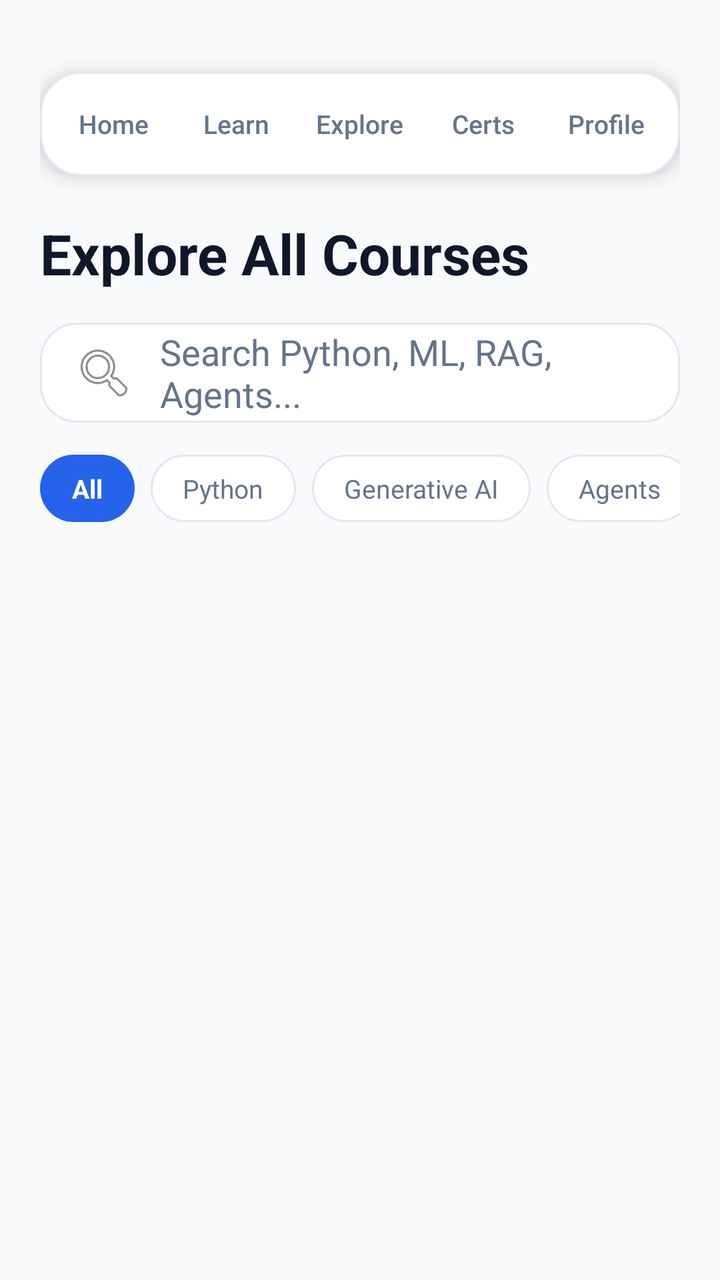
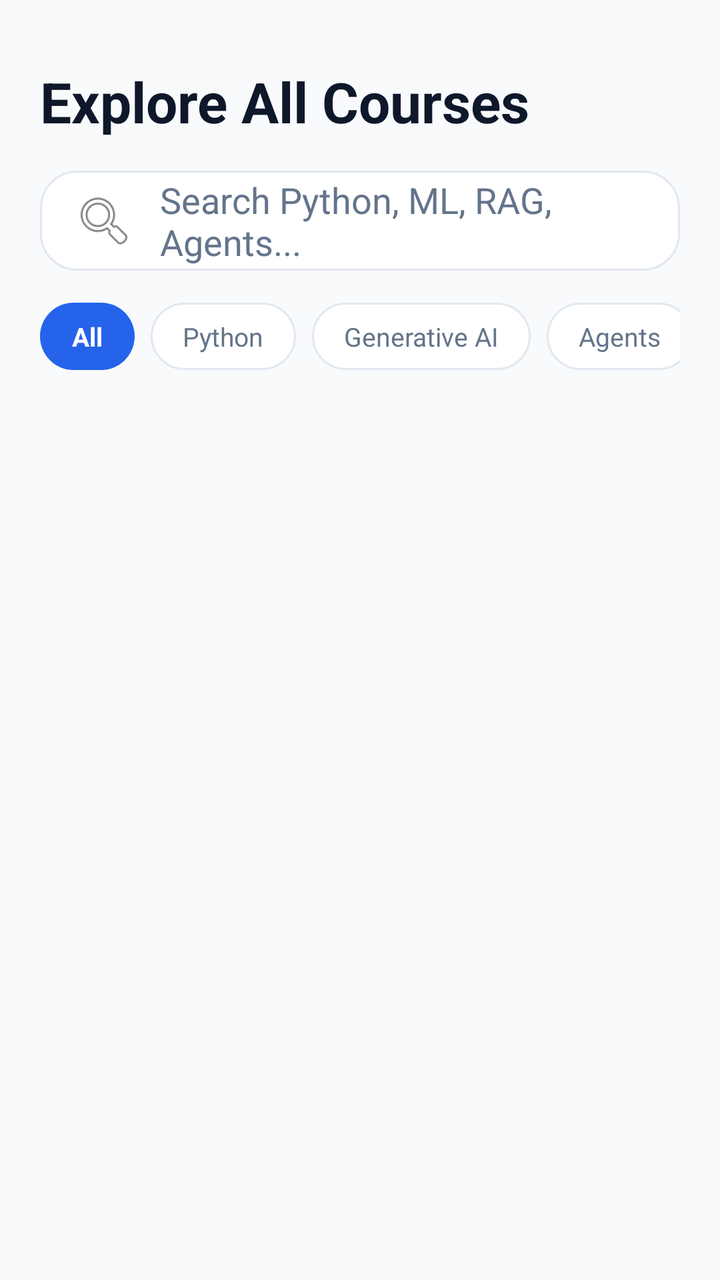

Screens rendered from an Android XML layout before and after an edit, with the pre-edit source and the edit as a unified diff.
<!-- AndroidManifest.xml: application theme Theme.CertifAI -->
<!-- res/layout/fragment_explore.xml -->
<?xml version="1.0" encoding="utf-8"?>
<androidx.constraintlayout.widget.ConstraintLayout xmlns:android="http://schemas.android.com/apk/res/android"
    xmlns:app="http://schemas.android.com/apk/res-auto"
    xmlns:tools="http://schemas.android.com/tools"
    android:layout_width="match_parent"
    android:layout_height="match_parent"
    android:background="@color/bg_light"
    android:padding="20dp">

    <include
        android:id="@+id/includeTopNav"
        layout="@layout/view_top_nav"
        android:layout_width="0dp"
        android:layout_height="52dp"
        android:layout_marginTop="16dp"
        app:layout_constraintEnd_toEndOf="parent"
        app:layout_constraintStart_toStartOf="parent"
        app:layout_constraintTop_toTopOf="parent" />

    <TextView
        android:id="@+id/tvTitle"
        android:layout_width="0dp"
        android:layout_height="wrap_content"
        android:layout_marginTop="20dp"
        android:text="Explore All Courses"
        android:textColor="@color/text_primary_light"
        android:textSize="28sp"
        android:textStyle="bold"
        app:layout_constraintEnd_toEndOf="parent"
        app:layout_constraintStart_toStartOf="parent"
        app:layout_constraintTop_toBottomOf="@id/includeTopNav" />

    <EditText
        android:id="@+id/etSearch"
        android:layout_width="0dp"
        android:layout_height="50dp"
        android:layout_marginTop="16dp"
        android:autofillHints="name"
        android:background="@drawable/bg_card_surface"
        android:drawableStart="@android:drawable/ic_menu_search"
        android:drawablePadding="12dp"
        android:hint="Search Python, ML, RAG, Agents..."
        android:paddingHorizontal="16dp"
        android:textColor="@color/text_primary_light"
        android:textColorHint="@color/text_secondary_light"
        app:layout_constraintEnd_toEndOf="parent"
        app:layout_constraintStart_toStartOf="parent"
        app:layout_constraintTop_toBottomOf="@id/tvTitle" />

    <HorizontalScrollView
        android:id="@+id/hsvFilters"
        android:layout_width="0dp"
        android:layout_height="wrap_content"
        android:layout_marginTop="16dp"
        android:scrollbars="none"
        app:layout_constraintEnd_toEndOf="parent"
        app:layout_constraintStart_toStartOf="parent"
        app:layout_constraintTop_toBottomOf="@id/etSearch">

        <LinearLayout
            android:layout_width="wrap_content"
            android:layout_height="wrap_content"
            android:orientation="horizontal">

            <TextView
                android:layout_width="wrap_content"
                android:layout_height="wrap_content"
                android:layout_marginEnd="8dp"
                android:background="@drawable/bg_chip_selected"
                android:paddingHorizontal="16dp"
                android:paddingVertical="8dp"
                android:text="All"
                android:textColor="@color/white"
                android:textSize="13sp"
                android:textStyle="bold" />

            <TextView
                android:layout_width="wrap_content"
                android:layout_height="wrap_content"
                android:layout_marginEnd="8dp"
                android:background="@drawable/bg_chip_unselected"
                android:paddingHorizontal="16dp"
                android:paddingVertical="8dp"
                android:text="Python"
                android:textColor="@color/text_secondary_light"
                android:textSize="13sp" />

            <TextView
                android:layout_width="wrap_content"
                android:layout_height="wrap_content"
                android:layout_marginEnd="8dp"
                android:background="@drawable/bg_chip_unselected"
                android:paddingHorizontal="16dp"
                android:paddingVertical="8dp"
                android:text="Generative AI"
                android:textColor="@color/text_secondary_light"
                android:textSize="13sp" />

            <TextView
                android:layout_width="wrap_content"
                android:layout_height="wrap_content"
                android:background="@drawable/bg_chip_unselected"
                android:paddingHorizontal="16dp"
                android:paddingVertical="8dp"
                android:text="Agents"
                android:textColor="@color/text_secondary_light"
                android:textSize="13sp" />

        </LinearLayout>
    </HorizontalScrollView>

    
    <androidx.recyclerview.widget.RecyclerView
        android:id="@+id/rvExploreCourses"
        android:layout_width="0dp"
        android:layout_height="0dp"
        android:layout_marginTop="16dp"
        android:clipToPadding="false"
        android:paddingBottom="24dp"
        app:layout_constraintBottom_toBottomOf="parent"
        app:layout_constraintEnd_toEndOf="parent"
        app:layout_constraintStart_toStartOf="parent"
        app:layout_constraintTop_toBottomOf="@id/hsvFilters"
        tools:listitem="@layout/item_course_carousel" />

</androidx.constraintlayout.widget.ConstraintLayout>
<!-- res/layout/view_top_nav.xml (included above) -->
<?xml version="1.0" encoding="utf-8"?>
<LinearLayout xmlns:android="http://schemas.android.com/apk/res/android"
    android:id="@+id/llTopNavTabs"
    android:layout_width="match_parent"
    android:layout_height="52dp"
    android:background="@drawable/bg_glossy_surface"
    android:elevation="6dp"
    android:gravity="center"
    android:orientation="horizontal"
    android:padding="6dp">

    <TextView
        android:id="@+id/tabHome"
        android:layout_width="0dp"
        android:layout_height="match_parent"
        android:layout_weight="1"
        android:fontFamily="sans-serif-medium"
        android:gravity="center"
        android:text="Home"
        android:textColor="@color/text_secondary_light"
        android:textSize="13sp" />

    <TextView
        android:id="@+id/tabLearn"
        android:layout_width="0dp"
        android:layout_height="match_parent"
        android:layout_weight="1"
        android:fontFamily="sans-serif-medium"
        android:gravity="center"
        android:text="Learn"
        android:textColor="@color/text_secondary_light"
        android:textSize="13sp" />

    <TextView
        android:id="@+id/tabExplore"
        android:layout_width="0dp"
        android:layout_height="match_parent"
        android:layout_weight="1"
        android:fontFamily="sans-serif-medium"
        android:gravity="center"
        android:text="Explore"
        android:textColor="@color/text_secondary_light"
        android:textSize="13sp" />

    <TextView
        android:id="@+id/tabCertificates"
        android:layout_width="0dp"
        android:layout_height="match_parent"
        android:layout_weight="1"
        android:fontFamily="sans-serif-medium"
        android:gravity="center"
        android:text="Certs"
        android:textColor="@color/text_secondary_light"
        android:textSize="13sp" />

    <TextView
        android:id="@+id/tabProfile"
        android:layout_width="0dp"
        android:layout_height="match_parent"
        android:layout_weight="1"
        android:fontFamily="sans-serif-medium"
        android:gravity="center"
        android:text="Profile"
        android:textColor="@color/text_secondary_light"
        android:textSize="13sp" />
</LinearLayout>
<!-- res/layout/item_course_carousel.xml (included above) -->
<?xml version="1.0" encoding="utf-8"?>
<androidx.cardview.widget.CardView xmlns:android="http://schemas.android.com/apk/res/android"
    xmlns:app="http://schemas.android.com/apk/res-auto"
    xmlns:tools="http://schemas.android.com/tools"
    android:layout_width="match_parent"
    android:layout_height="350dp"
    android:layout_marginHorizontal="16dp"
    android:layout_marginVertical="24dp"
    app:cardBackgroundColor="@color/surface_light"
    app:cardCornerRadius="28dp"
    app:cardElevation="0dp">

    <androidx.constraintlayout.widget.ConstraintLayout
        android:layout_width="match_parent"
        android:layout_height="match_parent"
        android:background="@drawable/bg_card_surface"
        android:padding="24dp">

        
        <TextView
            android:id="@+id/tvStageBadge"
            android:layout_width="wrap_content"
            android:layout_height="wrap_content"
            android:background="@drawable/bg_chip_selected"
            android:paddingHorizontal="14dp"
            android:paddingVertical="6dp"
            android:text="Stage 2 of 10"
            android:textColor="@color/white"
            android:textSize="12sp"
            android:textStyle="bold"
            app:layout_constraintStart_toStartOf="parent"
            app:layout_constraintTop_toTopOf="parent" />

        
        <TextView
            android:id="@+id/tvRating"
            android:layout_width="wrap_content"
            android:layout_height="wrap_content"
            android:background="#102563EB"
            android:paddingHorizontal="12dp"
            android:paddingVertical="6dp"
            android:text="★ 4.9"
            android:textColor="@color/electric_blue"
            android:textSize="12sp"
            android:textStyle="bold"
            app:layout_constraintEnd_toEndOf="parent"
            app:layout_constraintTop_toTopOf="parent" />

        
        <TextView
            android:id="@+id/tvCourseTitle"
            android:layout_width="0dp"
            android:layout_height="wrap_content"
            android:layout_marginTop="20dp"
            android:text="Python for AI &amp; Automation"
            android:textColor="@color/text_primary_light"
            android:textSize="24sp"
            android:textStyle="bold"
            app:layout_constraintEnd_toEndOf="parent"
            app:layout_constraintStart_toStartOf="parent"
            app:layout_constraintTop_toBottomOf="@id/tvStageBadge" />

        
        <LinearLayout
            android:id="@+id/llMetadata"
            android:layout_width="0dp"
            android:layout_height="wrap_content"
            android:layout_marginTop="12dp"
            android:orientation="horizontal"
            app:layout_constraintEnd_toEndOf="parent"
            app:layout_constraintStart_toStartOf="parent"
            app:layout_constraintTop_toBottomOf="@id/tvCourseTitle">

            <TextView
                android:id="@+id/tvCategory"
                android:layout_width="wrap_content"
                android:layout_height="wrap_content"
                android:layout_marginEnd="8dp"
                android:background="#102563EB"
                android:paddingHorizontal="10dp"
                android:paddingVertical="4dp"
                android:text="Python"
                android:textColor="@color/electric_blue"
                android:textSize="12sp"
                android:textStyle="bold" />

            <TextView
                android:id="@+id/tvLevel"
                android:layout_width="wrap_content"
                android:layout_height="wrap_content"
                android:layout_marginEnd="8dp"
                android:background="@color/border_light"
                android:paddingHorizontal="10dp"
                android:paddingVertical="4dp"
                android:text="Beginner"
                android:textColor="@color/text_secondary_light"
                android:textSize="12sp" />

            <TextView
                android:id="@+id/tvDuration"
                android:layout_width="wrap_content"
                android:layout_height="wrap_content"
                android:background="@color/border_light"
                android:paddingHorizontal="10dp"
                android:paddingVertical="4dp"
                android:text="12 Hours"
                android:textColor="@color/text_secondary_light"
                android:textSize="12sp" />
        </LinearLayout>

        
        <TextView
            android:id="@+id/tvDescription"
            android:layout_width="0dp"
            android:layout_height="wrap_content"
            android:layout_marginTop="16dp"
            android:ellipsize="end"
            android:maxLines="3"
            android:text="Master Python fundamentals, modules, functions, API calls, and automated scripting designed specifically for AI workflows."
            android:textColor="@color/text_secondary_light"
            android:textSize="14sp"
            app:layout_constraintEnd_toEndOf="parent"
            app:layout_constraintStart_toStartOf="parent"
            app:layout_constraintTop_toBottomOf="@id/llMetadata" />

        
        <LinearLayout
            android:id="@+id/llProgress"
            android:layout_width="0dp"
            android:layout_height="wrap_content"
            android:layout_marginTop="20dp"
            android:orientation="vertical"
            app:layout_constraintEnd_toEndOf="parent"
            app:layout_constraintStart_toStartOf="parent"
            app:layout_constraintTop_toBottomOf="@id/tvDescription">

            <LinearLayout
                android:layout_width="match_parent"
                android:layout_height="wrap_content"
                android:orientation="horizontal">

                <TextView
                    android:layout_width="0dp"
                    android:layout_height="wrap_content"
                    android:layout_weight="1"
                    android:text="Course Progress"
                    android:textColor="@color/text_secondary_light"
                    android:textSize="12sp" />

                <TextView
                    android:id="@+id/tvProgressPercent"
                    android:layout_width="wrap_content"
                    android:layout_height="wrap_content"
                    android:text="65%"
                    android:textColor="@color/electric_blue"
                    android:textSize="12sp"
                    android:textStyle="bold" />
            </LinearLayout>

            <ProgressBar
                android:id="@+id/pbProgress"
                style="@android:style/Widget.ProgressBar.Horizontal"
                android:layout_width="match_parent"
                android:layout_height="8dp"
                android:layout_marginTop="6dp"
                android:max="100"
                android:progress="65"
                android:progressDrawable="@drawable/bg_primary_button" />
        </LinearLayout>

        
        <Button
            android:id="@+id/btnStartCourse"
            android:layout_width="0dp"
            android:layout_height="52dp"
            android:background="@drawable/bg_primary_button"
            android:text="▶  Resume Learning"
            android:textAllCaps="false"
            android:textColor="@color/white"
            android:textSize="16sp"
            android:textStyle="bold"
            app:backgroundTint="@null"
            app:layout_constraintBottom_toBottomOf="parent"
            app:layout_constraintEnd_toEndOf="parent"
            app:layout_constraintStart_toStartOf="parent" />

    </androidx.constraintlayout.widget.ConstraintLayout>
</androidx.cardview.widget.CardView>
<!-- resources referenced by this layout -->
<resources>
  <color name="bg_light">#F8FAFC</color>
  <color name="border_light">#E2E8F0</color>
  <color name="electric_blue">#2563EB</color>
  <color name="surface_light">#FFFFFF</color>
  <color name="text_primary_light">#0F172A</color>
  <color name="text_secondary_light">#64748B</color>
  <color name="white">#FFFFFFFF</color>
  <!-- drawable bg_card_surface (drawable) -->
  <?xml version="1.0" encoding="utf-8"?>
  <shape xmlns:android="http://schemas.android.com/apk/res/android"
      android:shape="rectangle">
      <solid android:color="@color/surface_light" />
      <corners android:radius="18dp" />
      <stroke
          android:width="1dp"
          android:color="@color/border_light" />
  </shape>
  <!-- drawable bg_chip_selected (drawable) -->
  <?xml version="1.0" encoding="utf-8"?>
  <shape xmlns:android="http://schemas.android.com/apk/res/android"
      android:shape="rectangle">
      <solid android:color="@color/electric_blue" />
      <corners android:radius="20dp" />
  </shape>
  <!-- drawable bg_chip_unselected (drawable) -->
  <?xml version="1.0" encoding="utf-8"?>
  <shape xmlns:android="http://schemas.android.com/apk/res/android"
      android:shape="rectangle">
      <solid android:color="@color/surface_light" />
      <stroke
          android:width="1dp"
          android:color="@color/border_light" />
      <corners android:radius="20dp" />
  </shape>
  <!-- drawable bg_glossy_surface (drawable) -->
  <?xml version="1.0" encoding="utf-8"?>
  <shape xmlns:android="http://schemas.android.com/apk/res/android"
      android:shape="rectangle">
      <solid android:color="@color/surface_light" />
      <corners android:radius="20dp" />
      <stroke
          android:width="1dp"
          android:color="@color/border_light" />
  </shape>
  <!-- drawable bg_primary_button (drawable) -->
  <?xml version="1.0" encoding="utf-8"?>
  <shape xmlns:android="http://schemas.android.com/apk/res/android"
      android:shape="rectangle">
      <gradient
          android:angle="45"
          android:endColor="@color/cyan_accent"
          android:startColor="@color/electric_blue" />
      <corners android:radius="16dp" />
  </shape>
  <style name="Theme.CertifAI" parent="Base.Theme.CertifAI" />
  <color name="cyan_accent">#06B6D4</color>
  <style name="Base.Theme.CertifAI" parent="Theme.Material3.DayNight.NoActionBar">
          <item name="colorPrimary">@color/electric_blue</item>
          <item name="colorOnPrimary">@color/white</item>
          <item name="colorSecondary">@color/cyan_accent</item>
          <item name="android:statusBarColor">@color/bg_light</item>
          <item name="android:windowLightStatusBar">true</item>
          <item name="android:windowBackground">@color/bg_light</item>
      </style>
</resources>

<!-- the commit's change to res/layout/fragment_explore.xml (unified diff, before → after) -->
@@ -7,28 +7,18 @@
     android:background="@color/bg_light"
     android:padding="20dp">
 
-    <include
-        android:id="@+id/includeTopNav"
-        layout="@layout/view_top_nav"
-        android:layout_width="0dp"
-        android:layout_height="52dp"
-        android:layout_marginTop="16dp"
-        app:layout_constraintEnd_toEndOf="parent"
-        app:layout_constraintStart_toStartOf="parent"
-        app:layout_constraintTop_toTopOf="parent" />
-
     <TextView
         android:id="@+id/tvTitle"
         android:layout_width="0dp"
         android:layout_height="wrap_content"
-        android:layout_marginTop="20dp"
+        android:layout_marginTop="12dp"
         android:text="Explore All Courses"
         android:textColor="@color/text_primary_light"
         android:textSize="28sp"
         android:textStyle="bold"
         app:layout_constraintEnd_toEndOf="parent"
         app:layout_constraintStart_toStartOf="parent"
-        app:layout_constraintTop_toBottomOf="@id/includeTopNav" />
+        app:layout_constraintTop_toTopOf="parent" />
 
     <EditText
         android:id="@+id/etSearch"
@@ -124,73 +114,6 @@
         tools:listitem="@layout/item_course_carousel" />
 
 </androidx.constraintlayout.widget.ConstraintLayout>
-<!-- res/layout/view_top_nav.xml (included above) -->
-<?xml version="1.0" encoding="utf-8"?>
-<LinearLayout xmlns:android="http://schemas.android.com/apk/res/android"
-    android:id="@+id/llTopNavTabs"
-    android:layout_width="match_parent"
-    android:layout_height="52dp"
-    android:background="@drawable/bg_glossy_surface"
-    android:elevation="6dp"
-    android:gravity="center"
-    android:orientation="horizontal"
-    android:padding="6dp">
-
-    <TextView
-        android:id="@+id/tabHome"
-        android:layout_width="0dp"
-        android:layout_height="match_parent"
-        android:layout_weight="1"
-        android:fontFamily="sans-serif-medium"
-        android:gravity="center"
-        android:text="Home"
-        android:textColor="@color/text_secondary_light"
-        android:textSize="13sp" />
-
-    <TextView
-        android:id="@+id/tabLearn"
-        android:layout_width="0dp"
-        android:layout_height="match_parent"
-        android:layout_weight="1"
-        android:fontFamily="sans-serif-medium"
-        android:gravity="center"
-        android:text="Learn"
-        android:textColor="@color/text_secondary_light"
-        android:textSize="13sp" />
-
-    <TextView
-        android:id="@+id/tabExplore"
-        android:layout_width="0dp"
-        android:layout_height="match_parent"
-        android:layout_weight="1"
-        android:fontFamily="sans-serif-medium"
-        android:gravity="center"
-        android:text="Explore"
-        android:textColor="@color/text_secondary_light"
-        android:textSize="13sp" />
-
-    <TextView
-        android:id="@+id/tabCertificates"
-        android:layout_width="0dp"
-        android:layout_height="match_parent"
-        android:layout_weight="1"
-        android:fontFamily="sans-serif-medium"
-        android:gravity="center"
-        android:text="Certs"
-        android:textColor="@color/text_secondary_light"
-        android:textSize="13sp" />
-
-    <TextView
-        android:id="@+id/tabProfile"
-        android:layout_width="0dp"
-        android:layout_height="match_parent"
-        android:layout_weight="1"
-        android:fontFamily="sans-serif-medium"
-        android:gravity="center"
-        android:text="Profile"
-        android:textColor="@color/text_secondary_light"
-        android:textSize="13sp" />
-</LinearLayout>
 <!-- res/layout/item_course_carousel.xml (included above) -->
 <?xml version="1.0" encoding="utf-8"?>
 <androidx.cardview.widget.CardView xmlns:android="http://schemas.android.com/apk/res/android"
<!-- resource entries referenced after the edit -->
@@ -34,16 +34,6 @@
           android:color="@color/border_light" />
       <corners android:radius="20dp" />
   </shape>
-  <!-- drawable bg_glossy_surface (drawable) -->
-  <?xml version="1.0" encoding="utf-8"?>
-  <shape xmlns:android="http://schemas.android.com/apk/res/android"
-      android:shape="rectangle">
-      <solid android:color="@color/surface_light" />
-      <corners android:radius="20dp" />
-      <stroke
-          android:width="1dp"
-          android:color="@color/border_light" />
-  </shape>
   <!-- drawable bg_primary_button (drawable) -->
   <?xml version="1.0" encoding="utf-8"?>
   <shape xmlns:android="http://schemas.android.com/apk/res/android"
